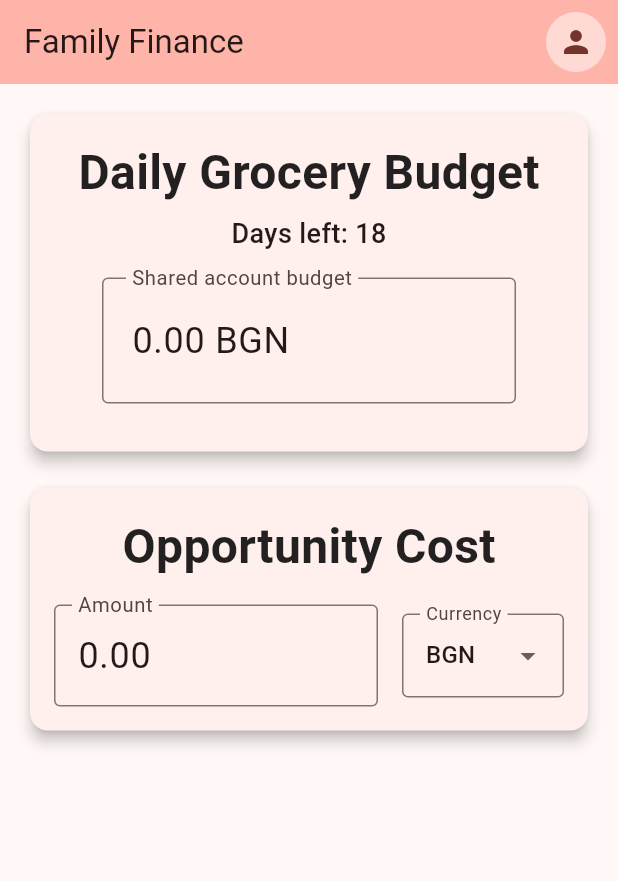
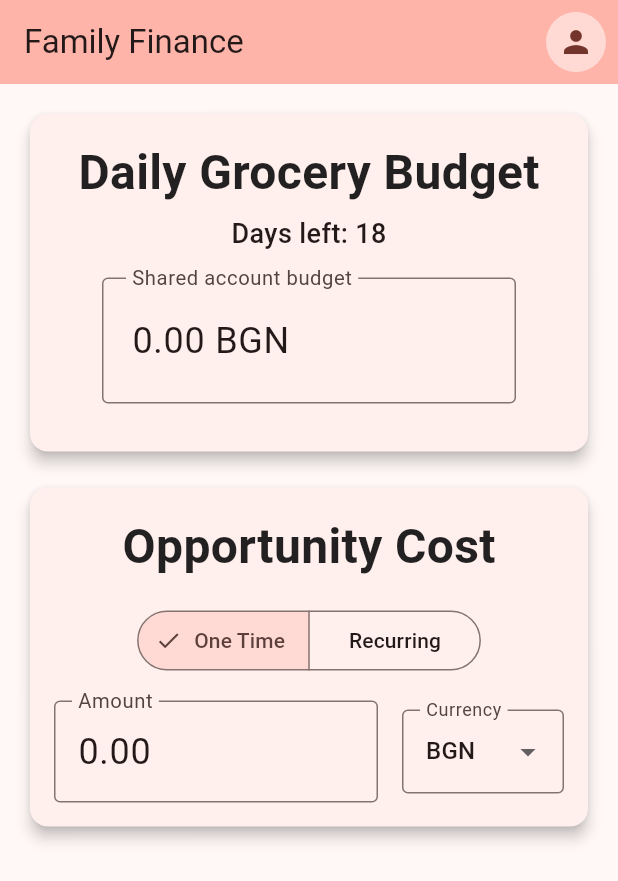
Before and after one commit to pfrenssen/fam-fin, a Flutter app: the screen it shows after launch, on a phone screen of 412 x 824 dp. Shown: the top 881 px of the screen. Run offline on Flutter 3.47's test engine with Material 3 defaults, Android fonts, the phone set to English and light mode, and no system bars; our stand-ins replace extended_masked_text, image_picker, shared_preferences.

Commit message:
Allow the user to choose between one time and recurring purchases.

```diff
--- a/lib/main.dart
+++ b/lib/main.dart
@@ -34,6 +34,10 @@ class MyHomePage extends StatefulWidget {
   State<MyHomePage> createState() => _MyHomePageState();
 }
 
+enum PurchaseType { oneTime, recurring }
+
+enum FrequencyPeriod { week, month, year }
+
 class _MyHomePageState extends State<MyHomePage> {
   static const String _profileImageKey = 'profile_image_path';
   String? _profileImagePath;
@@ -41,6 +45,11 @@ class _MyHomePageState extends State<MyHomePage> {
   // === State ===
   String? _dailyBudget;
   String _selectedCurrency = 'BGN';
+
+  // Add these to your state variables
+  PurchaseType _purchaseType = PurchaseType.oneTime;
+  int _frequencyCount = 1;
+  FrequencyPeriod _frequencyPeriod = FrequencyPeriod.month;
 
   // === Controllers ===
   final _controller = MoneyMaskedTextController(
@@ -74,6 +83,10 @@ class _MyHomePageState extends State<MyHomePage> {
         _dailyBudget = '${daily.toStringAsFixed(2)} BGN';
       });
     }
+  }
+
+  String _getFrequencyLabel() {
+    return '$_frequencyCount per ${_frequencyPeriod.name}';
   }
 
   @override
@@ -207,6 +220,25 @@ class _MyHomePageState extends State<MyHomePage> {
                         ),
                       ),
                       const SizedBox(height: 16.0),
+                      SegmentedButton<PurchaseType>(
+                        segments: const [
+                          ButtonSegment(
+                            value: PurchaseType.oneTime,
+                            label: Text('One Time'),
+                          ),
+                          ButtonSegment(
+                            value: PurchaseType.recurring,
+                            label: Text('Recurring'),
+                          ),
+                        ],
+                        selected: {_purchaseType},
+                        onSelectionChanged: (Set<PurchaseType> selection) {
+                          setState(() {
+                            _purchaseType = selection.first;
+                          });
+                        },
+                      ),
+                      const SizedBox(height: 16.0),
                       Row(
                         children: [
                           Expanded(
@@ -252,6 +284,67 @@ class _MyHomePageState extends State<MyHomePage> {
                           ),
                         ],
                       ),
+                      if (_purchaseType == PurchaseType.recurring)
+                        Padding(
+                          padding: const EdgeInsets.only(top: 16.0),
+                          child: Row(
+                            children: [
+                              Expanded(
+                                flex: 1,
+                                child: DropdownButtonFormField<int>(
+                                  value: _frequencyCount,
+                                  decoration: const InputDecoration(
+                                    border: OutlineInputBorder(),
+                                    labelText: 'Frequency',
+                                  ),
+                                  items:
+                                      List.generate(12, (index) => index + 1)
+                                          .map(
+                                            (count) => DropdownMenuItem(
+                                              value: count,
+                                              child: Text(count.toString()),
+                                            ),
+                                          )
+                                          .toList(),
+                                  onChanged: (value) {
+                                    if (value != null) {
+                                      setState(() {
+                                        _frequencyCount = value;
+                                      });
+                                    }
+                                  },
+                                ),
+                              ),
+                              const SizedBox(width: 16.0),
+                              Expanded(
+                                flex: 2,
+                                child: DropdownButtonFormField<FrequencyPeriod>(
+                                  value: _frequencyPeriod,
+                                  decoration: const InputDecoration(
+                                    border: OutlineInputBorder(),
+                                    labelText: 'Period',
+                                  ),
+                                  items:
+                                      FrequencyPeriod.values
+                                          .map(
+                                            (period) => DropdownMenuItem(
+                                              value: period,
+                                              child: Text(period.name),
+                                            ),
+                                          )
+                                          .toList(),
+                                  onChanged: (value) {
+                                    if (value != null) {
+                                      setState(() {
+                                        _frequencyPeriod = value;
+                                      });
+                                    }
+                                  },
+                                ),
+                              ),
+                            ],
+                          ),
+                        ),
                     ],
                   ),
                 ),
```
